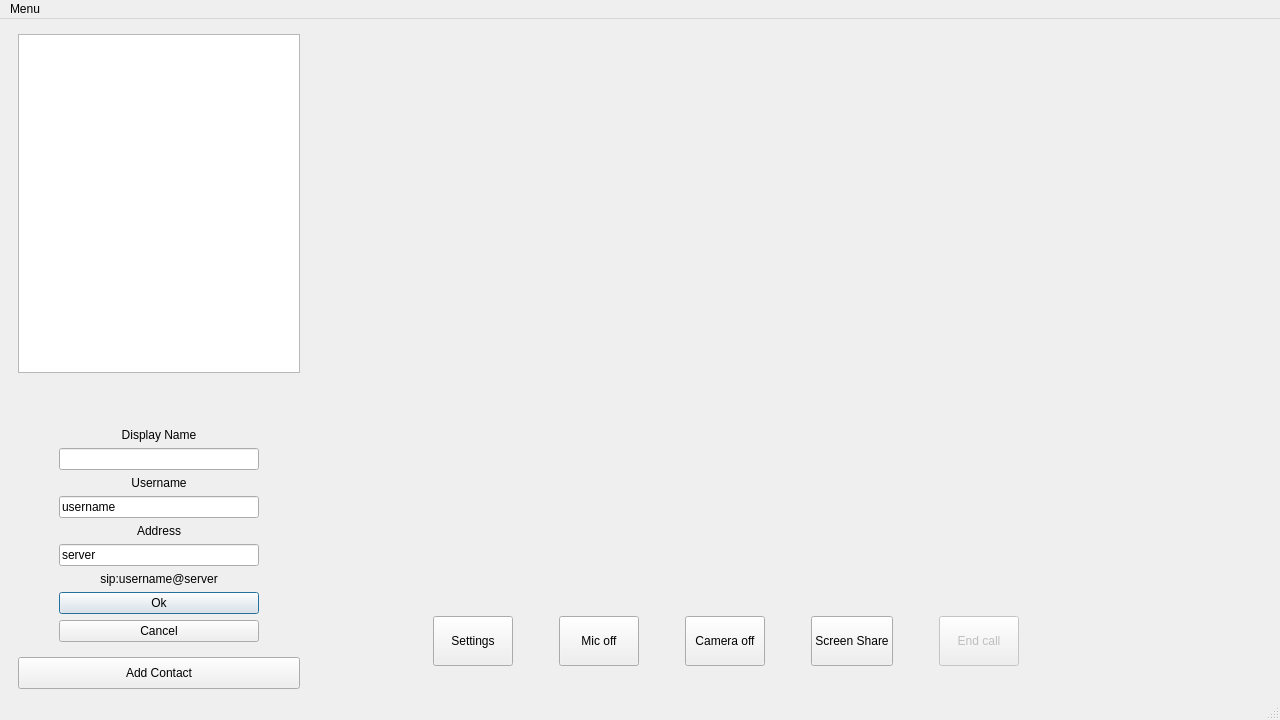
Before: the Qt Designer form ui/callwindow.ui in ultravideo/uvgComm, drawn with Qt 5.
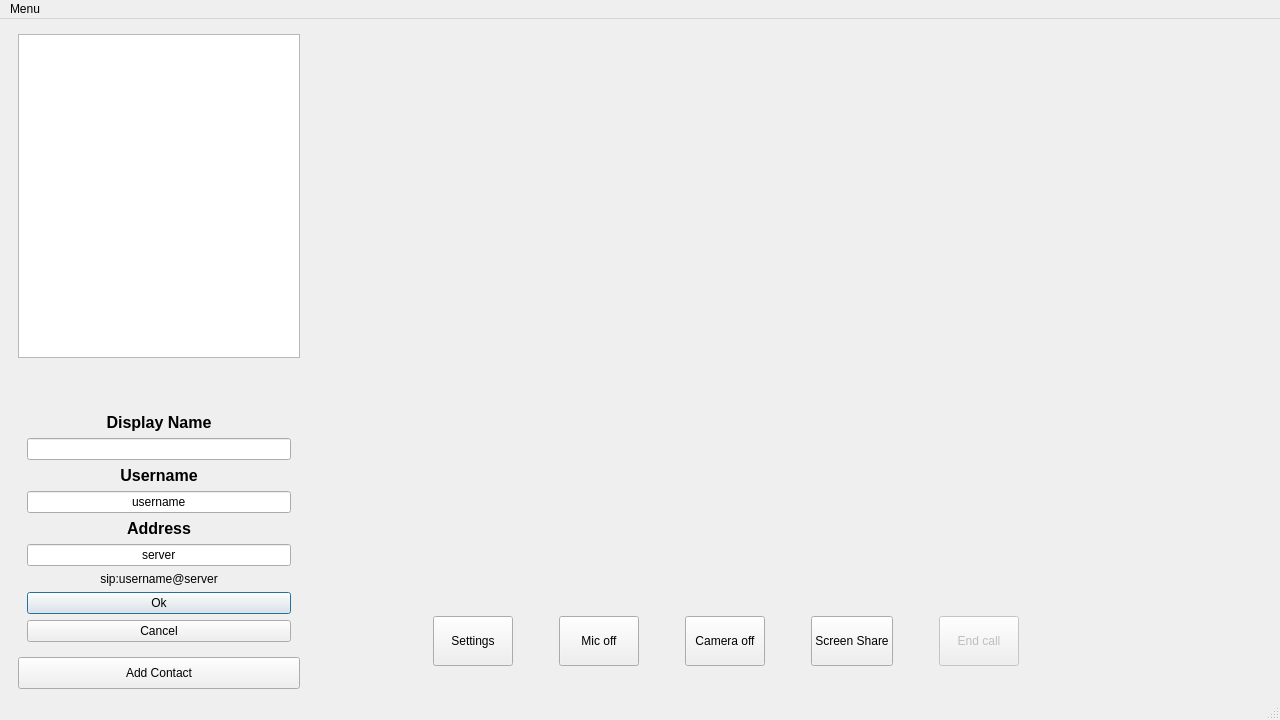
After: the same form once the commit is applied. Custom widgets are drawn as their Qt base class.

Commit message: feature(GUI): Use our server address by default when adding contact.

Patch:
```diff
--- a/ui/callwindow.ui
+++ b/ui/callwindow.ui
@@ -416,17 +416,27 @@
            <widget class="QLineEdit" name="username">
             <property name="maximumSize">
              <size>
-              <width>200</width>
+              <width>1000</width>
               <height>16777215</height>
              </size>
             </property>
             <property name="text">
              <string>username</string>
             </property>
+            <property name="alignment">
+             <set>Qt::AlignCenter</set>
+            </property>
            </widget>
           </item>
           <item row="2" column="0">
            <widget class="QLabel" name="usernameLabel">
+            <property name="font">
+             <font>
+              <pointsize>12</pointsize>
+              <weight>75</weight>
+              <bold>true</bold>
+             </font>
+            </property>
             <property name="text">
              <string>Username</string>
             </property>
@@ -443,6 +453,13 @@
               <verstretch>0</verstretch>
              </sizepolicy>
             </property>
+            <property name="font">
+             <font>
+              <pointsize>12</pointsize>
+              <weight>75</weight>
+              <bold>true</bold>
+             </font>
+            </property>
             <property name="text">
              <string>Display Name</string>
             </property>
@@ -459,6 +476,13 @@
               <verstretch>0</verstretch>
              </sizepolicy>
             </property>
+            <property name="font">
+             <font>
+              <pointsize>12</pointsize>
+              <weight>75</weight>
+              <bold>true</bold>
+             </font>
+            </property>
             <property name="text">
              <string>Address</string>
             </property>
@@ -477,13 +501,16 @@
             </property>
             <property name="maximumSize">
              <size>
-              <width>200</width>
+              <width>1000</width>
               <height>16777215</height>
              </size>
             </property>
             <property name="text">
              <string>server</string>
             </property>
+            <property name="alignment">
+             <set>Qt::AlignCenter</set>
+            </property>
            </widget>
           </item>
           <item row="7" column="0">
@@ -509,10 +536,13 @@
             </property>
             <property name="maximumSize">
              <size>
-              <width>200</width>
+              <width>1000</width>
               <height>16777215</height>
              </size>
             </property>
+            <property name="alignment">
+             <set>Qt::AlignCenter</set>
+            </property>
            </widget>
           </item>
           <item row="8" column="0">
```
The commit also changes 2 other files.
